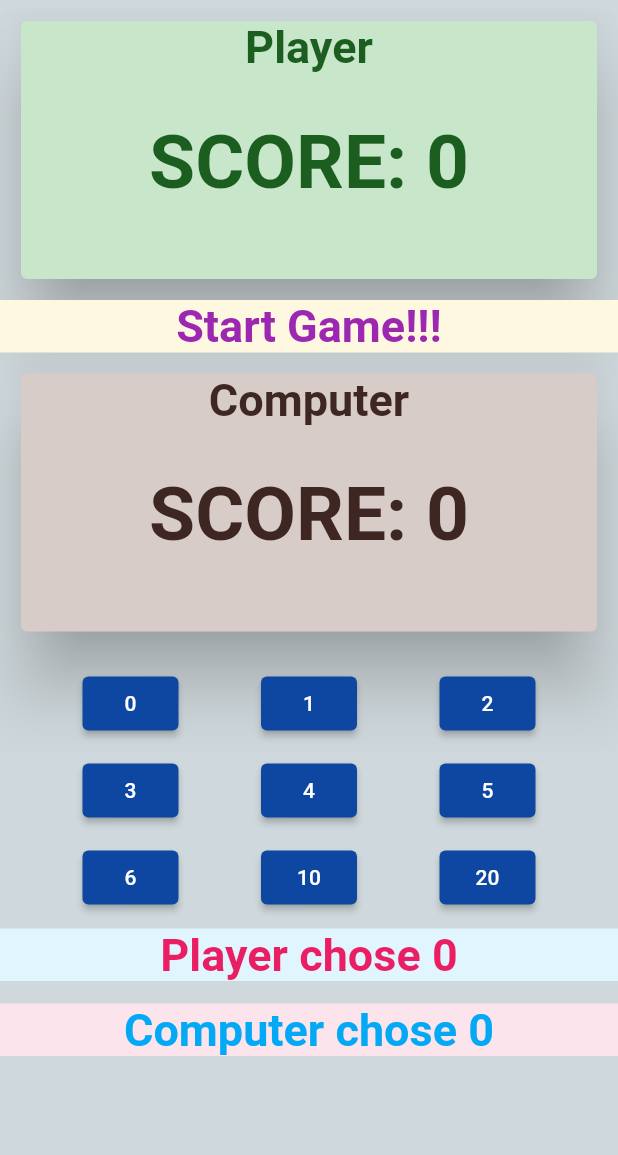
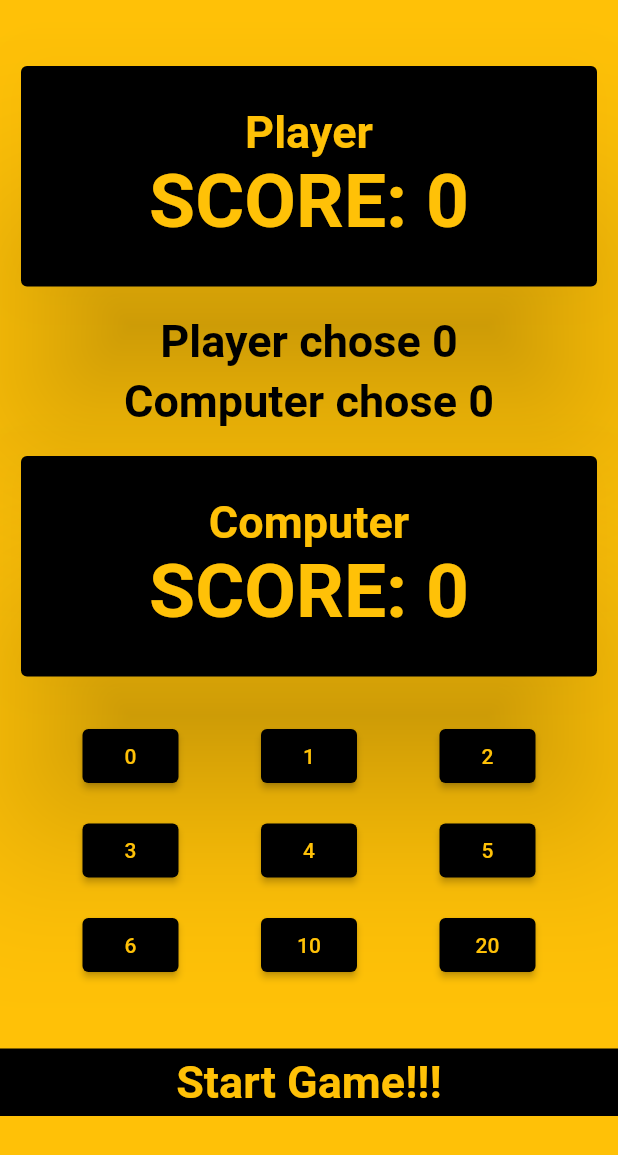
Before and after one commit to namsac16/odd_eve, a Flutter app: the screen it shows after launch, after a tap on "Play", on a phone screen of 412 x 824 dp. Shown: the top 1155 px of the screen. Run offline on Flutter 3.47's test engine with Material 2 defaults, Android fonts, the phone set to English and light mode, and no system bars.

Commit message:
Updated the Game UI

```diff
--- a/lib/card.dart
+++ b/lib/card.dart
@@ -10,15 +10,17 @@ class CardWidget extends StatelessWidget {
 
   @override
   Widget build(BuildContext context) {
-    return Container(
+    return SingleChildScrollView(
+      child: Container(
         padding: EdgeInsets.all(10),
         width: double.infinity,
-      height: 200,
+        height: 175,
         child: Card(
           borderOnForeground: true,
-        elevation: 20.0,
+          elevation: 50.0,
           color: backColor,
           child: Column(
+            mainAxisAlignment: MainAxisAlignment.center,
             children: [
               Text(
                 text,
@@ -28,7 +30,7 @@ class CardWidget extends StatelessWidget {
                     color: textColor),
                 textAlign: TextAlign.center,
               ),
-            SizedBox(height: 30),
+              //SizedBox(height: 30),
               Text(
                 "SCORE: $score",
                 style: TextStyle(
@@ -37,6 +39,7 @@ class CardWidget extends StatelessWidget {
             ],
           ),
         ),
+      ),
     );
   }
 }
--- a/lib/game.dart
+++ b/lib/game.dart
@@ -126,38 +126,17 @@ class _GamePageState extends State<GamePage> {
   @override
   Widget build(BuildContext context) {
     return Container(
+      padding: EdgeInsets.only(top: 30.0),
       width: double.infinity,
-      color: Colors.blueGrey[100],
+      color: Colors.amber,
       child: ListView(
         children: [
           CardWidget(
               text: players[0],
               score: scores[0],
-              backColor: Colors.green[100],
-              textColor: Colors.green[900]),
-          Container(
-            color: Colors.amber[50],
-            child: Text(
-              "$message",
-              textAlign: TextAlign.center,
-              style: TextStyle(
-                  color: Colors.purple,
-                  fontSize: 30.0,
-                  fontWeight: FontWeight.bold),
-            ),
-          ),
-          CardWidget(
-              text: players[1],
-              score: scores[1],
-              backColor: Colors.brown[100],
-              textColor: Colors.brown[900]),
-          SizedBox(height: 10),
-          RowButtons(['0', '1', '2'], choices),
-          SizedBox(height: 10),
-          RowButtons(['3', '4', '5'], choices),
-          SizedBox(height: 10),
-          RowButtons(['6', '10', '20'], choices),
-          SizedBox(height: 10),
+              backColor: Colors.black,
+              textColor: Colors.amber),
+          SizedBox(height: 5.0),
           Container(
             width: double.infinity,
             child: Text(
@@ -166,11 +145,10 @@ class _GamePageState extends State<GamePage> {
               style: TextStyle(
                   fontSize: 30,
                   fontWeight: FontWeight.bold,
-                  color: Colors.pink),
+                  color: Colors.black),
             ),
-            color: Colors.lightBlue[50],
           ),
-          SizedBox(height: 15.0),
+          SizedBox(height: 5.0),
           Container(
             width: double.infinity,
             child: Text(
@@ -179,10 +157,34 @@ class _GamePageState extends State<GamePage> {
               style: TextStyle(
                   fontSize: 30,
                   fontWeight: FontWeight.bold,
-                  color: Colors.lightBlue),
+                  color: Colors.black),
             ),
-            color: Colors.pink[50],
-          )
+          ),
+          SizedBox(height: 5.0),
+          CardWidget(
+              text: players[1],
+              score: scores[1],
+              backColor: Colors.black,
+              textColor: Colors.amber),
+          SizedBox(height: 15),
+          RowButtons(['0', '1', '2'], choices),
+          SizedBox(height: 15),
+          RowButtons(['3', '4', '5'], choices),
+          SizedBox(height: 15),
+          RowButtons(['6', '10', '20'], choices),
+          SizedBox(height: 45),
+          Container(
+            padding: EdgeInsets.fromLTRB(0.0, 5.0, 0.0, 5.0),
+            color: Colors.black,
+            child: Text(
+              "$message",
+              textAlign: TextAlign.center,
+              style: TextStyle(
+                  color: Colors.amber,
+                  fontSize: 30.0,
+                  fontWeight: FontWeight.bold),
+            ),
+          ),
         ],
       ),
     );
--- a/lib/rows.dart
+++ b/lib/rows.dart
@@ -17,7 +17,8 @@ class RowButtons extends StatelessWidget {
           },
           child: Text(buttons[0]),
           style: ElevatedButton.styleFrom(
-            primary: Colors.blue[900],
+            primary: Colors.black,
+            onPrimary: Colors.amber,
           ),
         ),
         ElevatedButton(
@@ -26,7 +27,8 @@ class RowButtons extends StatelessWidget {
           },
           child: Text(buttons[1]),
           style: ElevatedButton.styleFrom(
-            primary: Colors.blue[900],
+            primary: Colors.black,
+            onPrimary: Colors.amber,
           ),
         ),
         ElevatedButton(
@@ -35,7 +37,8 @@ class RowButtons extends StatelessWidget {
           },
           child: Text(buttons[2]),
           style: ElevatedButton.styleFrom(
-            primary: Colors.blue[900],
+            primary: Colors.black,
+            onPrimary: Colors.amber,
           ),
         ),
       ],
```
Lines whose indentation alone changed are shown as unchanged.
